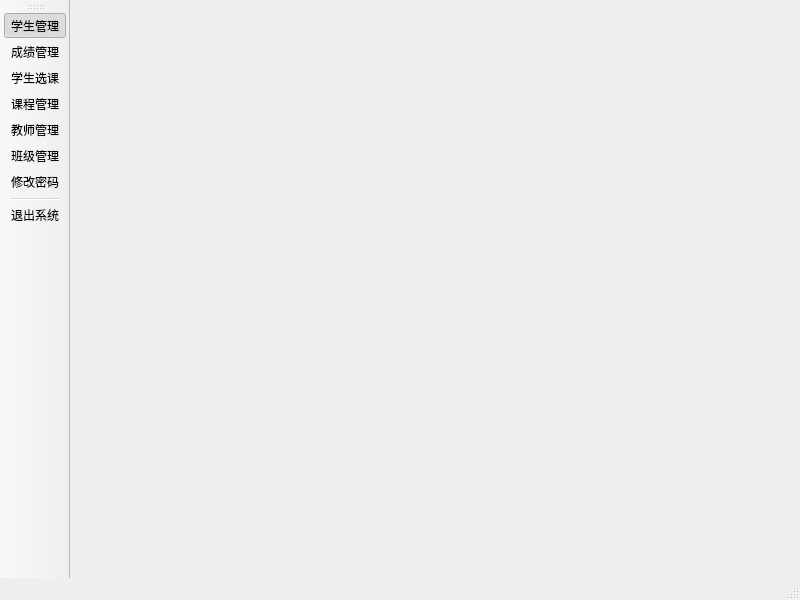
First picture: the form in m_mainwindow.ui, repository MuxiZhaoyang/SIMS-C-language-major-assignment, before the edit.
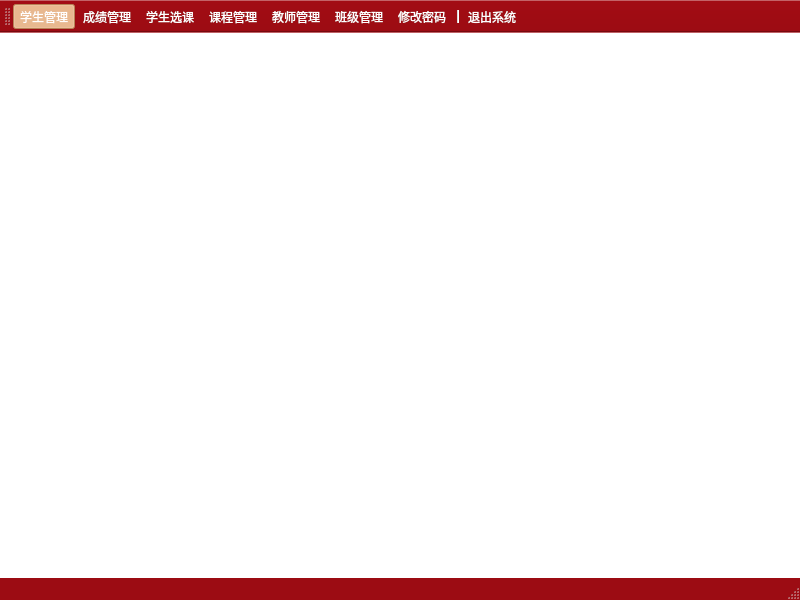
Second picture: the form after the edit. Icons and pictures are not drawn.

```diff
--- a/m_mainwindow.ui
+++ b/m_mainwindow.ui
@@ -24,7 +24,29 @@
   </property>
   <property name="windowIcon">
    <iconset resource="rec.qrc">
-    <normaloff>:/icon/studentSystem.ico</normaloff>:/icon/studentSystem.ico</iconset>
+    <normaloff>:/icon/sdu_logo.ico</normaloff>:/icon/sdu_logo.ico</iconset>
+  </property>
+  <property name="styleSheet">
+   <string notr="true">QToolButton:pressed,
+QToolButton:hover,
+QToolButton:flat,
+QToolButton:checked {
+    background-color: rgb(255, 184, 121); /* 背景色 */
+    color: rgb(255, 255, 255); /* 黑色字体颜色，提高对比度 */
+}
+QToolButton{
+	color: rgb(255, 255, 255);
+}
+
+QToolBar:disabled {
+    background-color: rgb(255, 184, 121); /* 背景色 */
+    color: rgb(255, 255, 255); /* 黑色字体颜色，提高对比度 */
+}
+
+QToolBar {
+    background-color: rgb(156, 12, 19);
+    color: rgb(255, 255, 255); /* 字体颜色 */
+}</string>
   </property>
   <property name="toolButtonStyle">
    <enum>Qt::ToolButtonIconOnly</enum>
@@ -32,7 +54,11 @@
   <property name="unifiedTitleAndToolBarOnMac">
    <bool>false</bool>
   </property>
-  <widget class="QWidget" name="centralwidget"/>
+  <widget class="QWidget" name="centralwidget">
+   <property name="styleSheet">
+    <string notr="true">background-color: rgb(255, 255, 255);</string>
+   </property>
+  </widget>
   <widget class="QToolBar" name="toolBar">
    <property name="enabled">
     <bool>true</bool>
@@ -68,7 +94,7 @@
     <bool>false</bool>
    </property>
    <attribute name="toolBarArea">
-    <enum>LeftToolBarArea</enum>
+    <enum>TopToolBarArea</enum>
    </attribute>
    <attribute name="toolBarBreak">
     <bool>false</bool>
@@ -83,7 +109,15 @@
    <addaction name="separator"/>
    <addaction name="a7"/>
   </widget>
-  <widget class="QStatusBar" name="statusbar"/>
+  <widget class="QStatusBar" name="statusbar">
+   <property name="styleSheet">
+    <string notr="true">QStatusBar {
+	background-color: rgb(156, 12, 19); /* 设置工具栏背景色 */
+	color: rgb(255, 255, 255); /* 设置工具栏文本和图标颜色 */
+	selection-background-color: rgb(255, 255, 127); /* 设置选中项的背景色 */
+}</string>
+   </property>
+  </widget>
   <action name="a1">
    <property name="checkable">
     <bool>true</bool>
```
